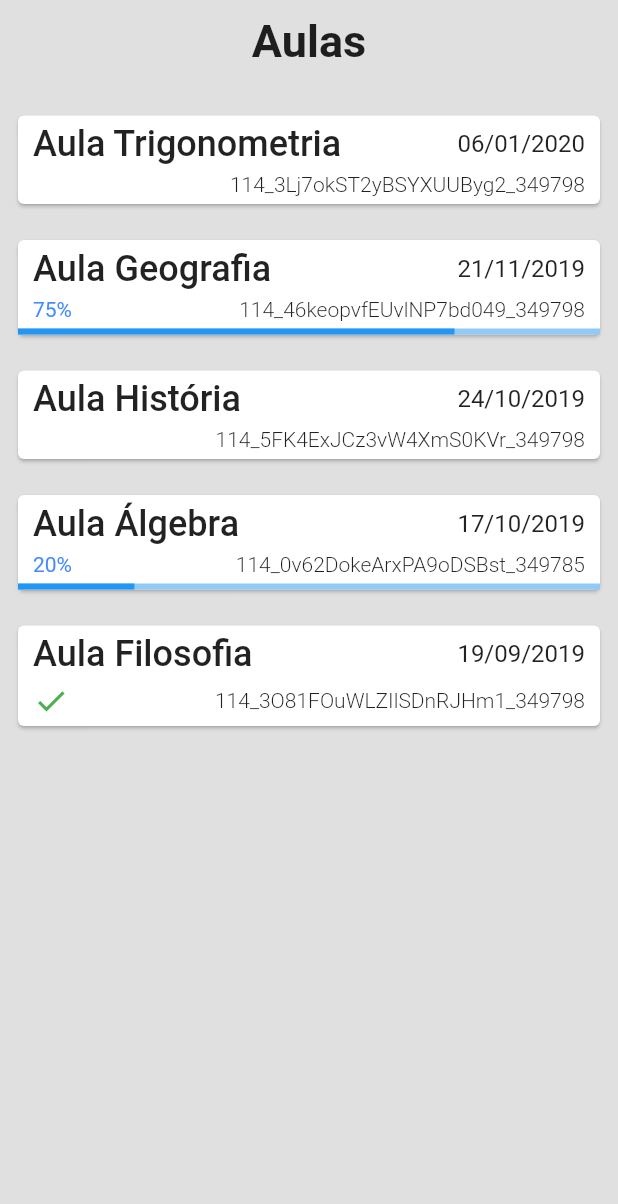
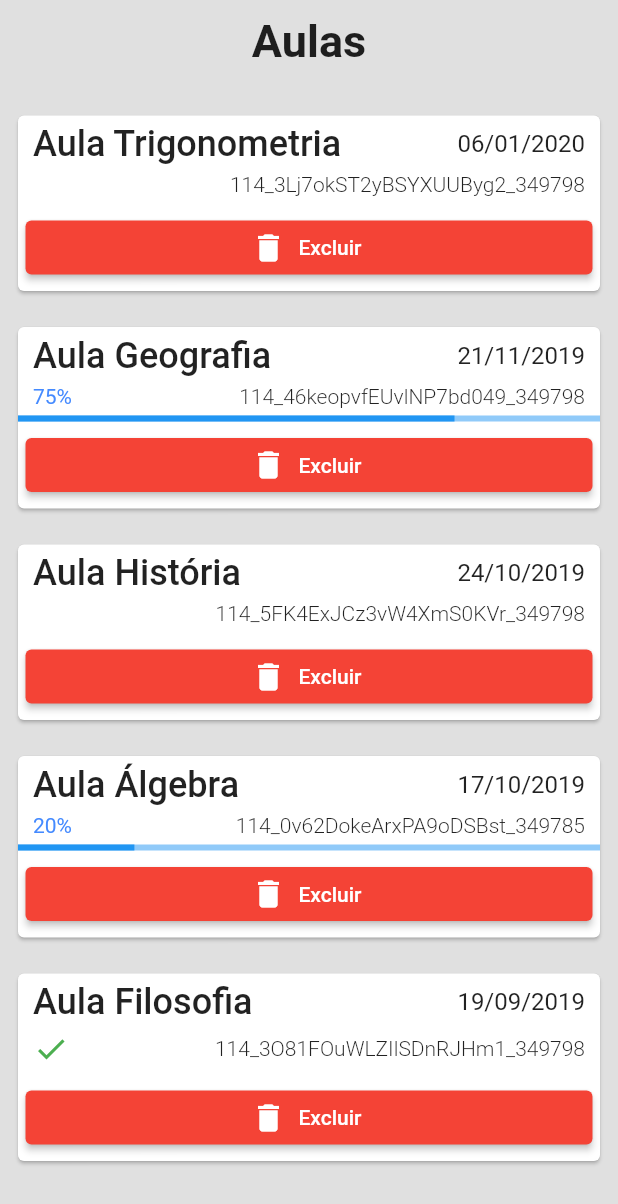
Before and after one commit to skore-io/teste-mobile, a Flutter app: the screen it shows after launch, on a phone screen of 412 x 824 dp. Shown: the top 1204 px of the screen. Run offline on Flutter 3.47's test engine with Material 2 defaults, Android fonts, the phone set to English and light mode, and no system bars; our stand-ins replace equatable, flutter_bloc; statements that could not run were skipped.

Commit message:
Change Dismissible by ElevatedButton

```diff
--- a/app/lib/widget/class_item_widget.dart
+++ b/app/lib/widget/class_item_widget.dart
@@ -19,14 +19,8 @@ class ClassItemWidget extends StatefulWidget {
 class _ClassItemWidgetState extends State<ClassItemWidget> {
   @override
   Widget build(BuildContext context) {
-    return Dismissible(
-      key: Key(widget.classModel.id),
-      background: makeDeleteButton(),
-      behavior: HitTestBehavior.deferToChild,
-      onDismissed: (_) => widget.onDelete(widget.classModel.id),
-      child: Card(
-        child: makeProgressIndicatorLayout(context),
-      ),
+    return Card(
+      child: makeProgressIndicatorLayout(context),
     );
   }
 
@@ -35,6 +29,7 @@ class _ClassItemWidgetState extends State<ClassItemWidget> {
         children: [
           makeMainColumn(context),
           makeProgressIndicator(),
+          makeDeleteButton(),
         ],
       );
 
@@ -123,11 +118,30 @@ class _ClassItemWidgetState extends State<ClassItemWidget> {
     }
   }
 
-  Widget makeDeleteButton() => Container(
-        color: Colors.red,
-        child: const Icon(
-          Icons.delete,
-          color: Colors.white,
+  Widget makeDeleteButton() => Padding(
+        padding: const EdgeInsets.all(5),
+        child: FractionallySizedBox(
+          widthFactor: 1,
+          child: ElevatedButton.icon(
+            key: Key('Button${widget.classModel.id}'),
+            style: ButtonStyle(
+              backgroundColor: MaterialStateProperty.all(Colors.red),
+            ),
+            label: const Text(
+              'Excluir',
+              style: TextStyle(
+                color: Colors.white,
+                fontWeight: FontWeight.w500,
+              ),
+            ),
+            icon: const Icon(
+              Icons.delete,
+              color: Colors.white,
+            ),
+            onPressed: () {
+              widget.onDelete(widget.classModel.id);
+            },
+          ),
         ),
       );
 }
```
Also changed, not shown: 1 other file.
